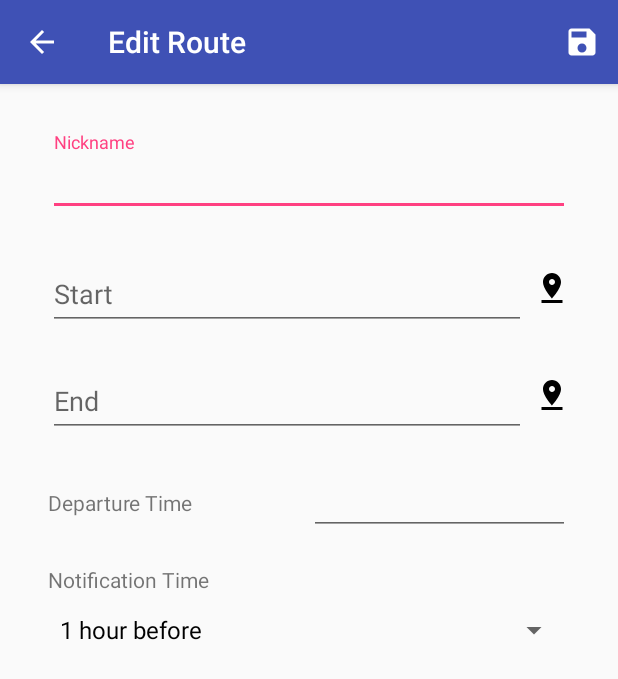
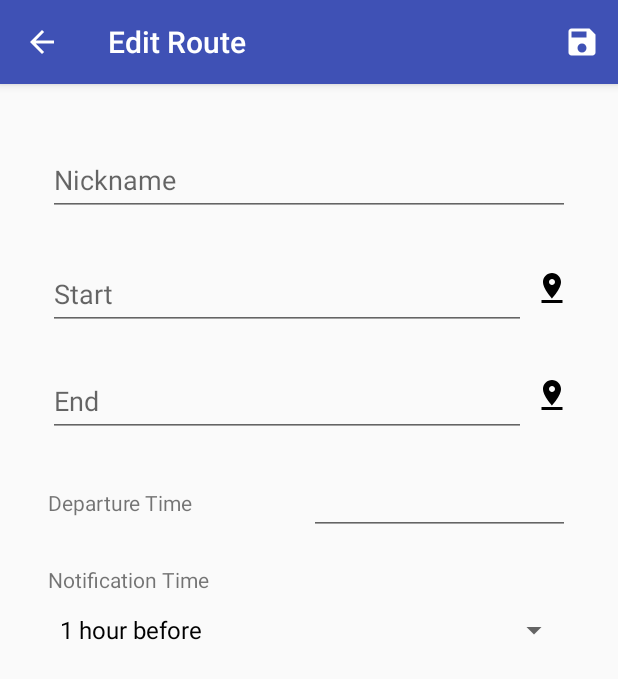
Before and after one commit to jdrider/RouteSelector, an Android app: the EditRouteFragment screen opened directly, with no data from a screen before it, on a phone screen of 412 x 824 dp. Shown: the top 679 px of the screen. Run offline under Robolectric (Android 15) with nearby library versions, the phone set to English and light mode, and no system bars; our stand-ins replace Dagger/Hilt's generated code; libraries missing offline, so code that uses them is left out: com.jakewharton.threetenabp, com.pacoworks.rxpaper, rx.android.schedulers, rx.subscriptions; 3 statements that could not run were skipped.

Commit message:
Setup edit route fields when an existing route is selected.

```diff
--- a/app/src/main/java/com/jrider/routeselector/features/routes/EditRouteActivity.kt
+++ b/app/src/main/java/com/jrider/routeselector/features/routes/EditRouteActivity.kt
@@ -7,7 +7,7 @@ import android.support.v7.app.AppCompatActivity
 import android.view.MenuItem
 import com.jrider.routeselector.R
 
-class EditRouteActivity() : AppCompatActivity() {
+class EditRouteActivity : AppCompatActivity() {
 
     companion object{
 
--- a/app/src/main/java/com/jrider/routeselector/features/routes/RouteContract.kt
+++ b/app/src/main/java/com/jrider/routeselector/features/routes/RouteContract.kt
@@ -11,7 +11,15 @@ interface RouteContract {
 
     interface View : BaseView {
 
-        fun setRouteTime(routeTime: String)
+        fun setRouteDepartureTime(routeTime: String)
+
+        fun setRouteNickname(routeNickname: String)
+
+        fun setStartpoint()
+
+        fun setEndpoint()
+
+        fun setNotificationTime(notificationTime: Int)
 
         fun routeSaved()
     }
--- a/app/src/main/java/com/jrider/routeselector/features/routes/RouteListAdapter.kt
+++ b/app/src/main/java/com/jrider/routeselector/features/routes/RouteListAdapter.kt
@@ -44,7 +44,7 @@ class RouteListAdapter(private var routeList: List<Route>) : RecyclerView.Adapte
             val routeEnabledSwitch = itemView.findViewById(R.id.switch_route_list_item_enabled) as Switch
 
             routeNameTextView.text = route.name
-            routeEnabledSwitch.isEnabled = route.enabled
+            routeEnabledSwitch.isChecked = route.enabled
 
             routeNameTextView.tag = route.id.toString()
 
--- a/app/src/main/res/layout/fragment_edit_route.xml
+++ b/app/src/main/res/layout/fragment_edit_route.xml
@@ -4,8 +4,15 @@
     android:layout_width="match_parent"
     android:layout_height="match_parent"
     android:orientation="vertical"
-    tools:menu="edit_route"
-    android:padding="16dp">
+    android:padding="16dp"
+    tools:menu="edit_route">
+
+    <!-- Dummy view to swallow keyboard focus -->
+    <View
+        android:layout_width="match_parent"
+        android:layout_height="0dp"
+        android:focusable="true"
+        android:focusableInTouchMode="true" />
 
     <android.support.design.widget.TextInputLayout
         android:layout_width="match_parent"
```
Also changed, not shown: app/src/main/java/com/jrider/routeselector/features/routes/EditRouteFragment.kt (+24 -1 lines), app/src/main/java/com/jrider/routeselector/features/routes/RouteListFragment.kt (+5 -2 lines), app/src/main/java/com/jrider/routeselector/features/routes/RoutePresenter.kt (+8 -3 lines).
